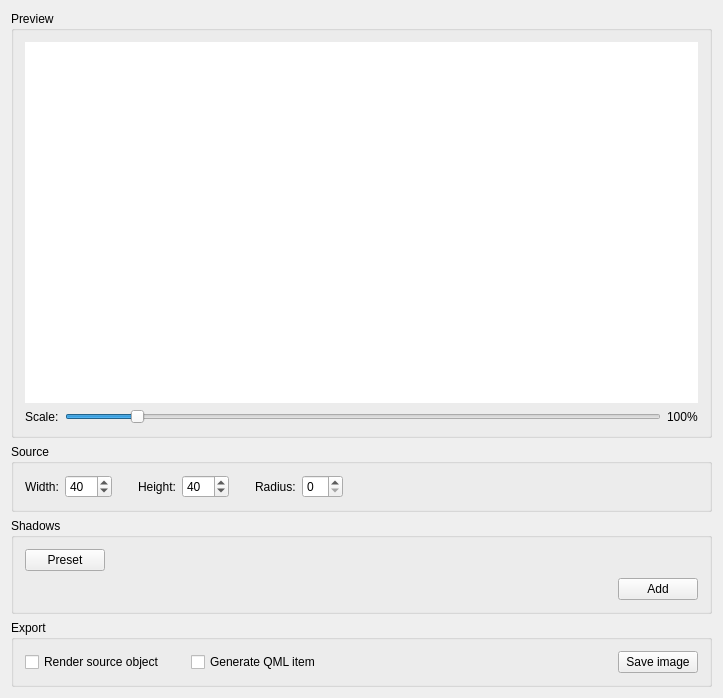
Before: the Qt Designer form src/MainWindow.ui in cyberbobs/shadow-image-generator, drawn with Qt 5.
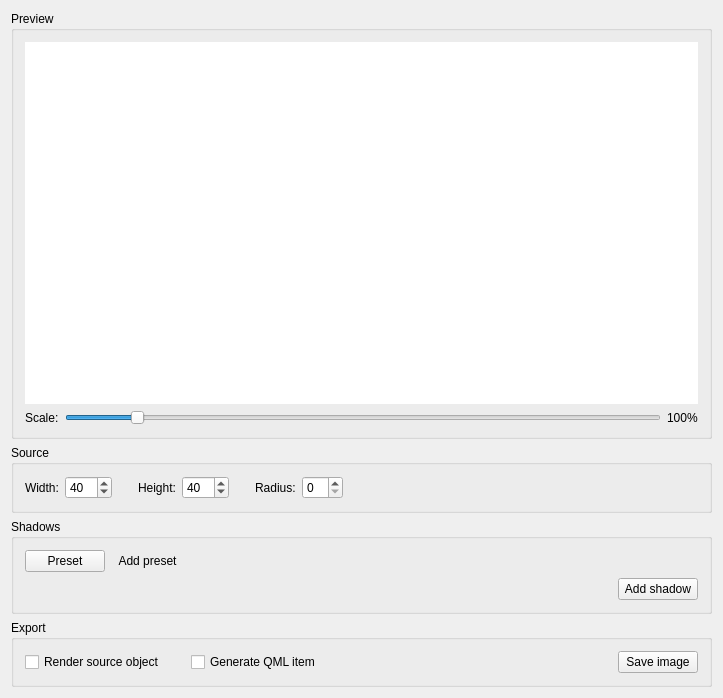
After: the same form once the commit is applied. Icons and pictures are not drawn.

Commit message: Shadow opacity handling enchanced, minor fixes

Diff of the .ui file:
```diff
--- a/src/MainWindow.ui
+++ b/src/MainWindow.ui
@@ -58,7 +58,7 @@
             <number>20</number>
            </property>
            <property name="pageStep">
-            <number>1</number>
+            <number>4</number>
            </property>
            <property name="value">
             <number>4</number>
@@ -208,6 +208,9 @@
          </item>
          <item>
           <widget class="QToolButton" name="addPresetButton">
+           <property name="text">
+            <string>Add preset</string>
+           </property>
            <property name="icon">
             <iconset theme="list-add"/>
            </property>
@@ -249,7 +252,7 @@
          <item>
           <widget class="QPushButton" name="addShadowButton">
            <property name="text">
-            <string>Add</string>
+            <string>Add shadow</string>
            </property>
            <property name="icon">
             <iconset theme="list-add">
```
The commit also changes 3 other files.
